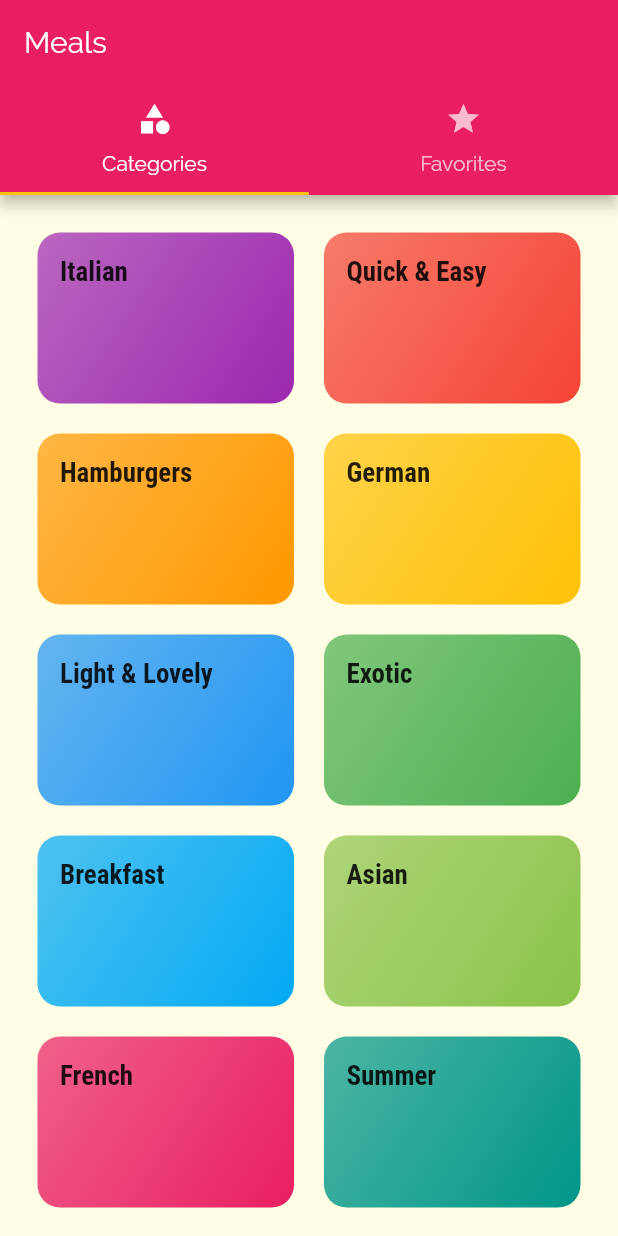
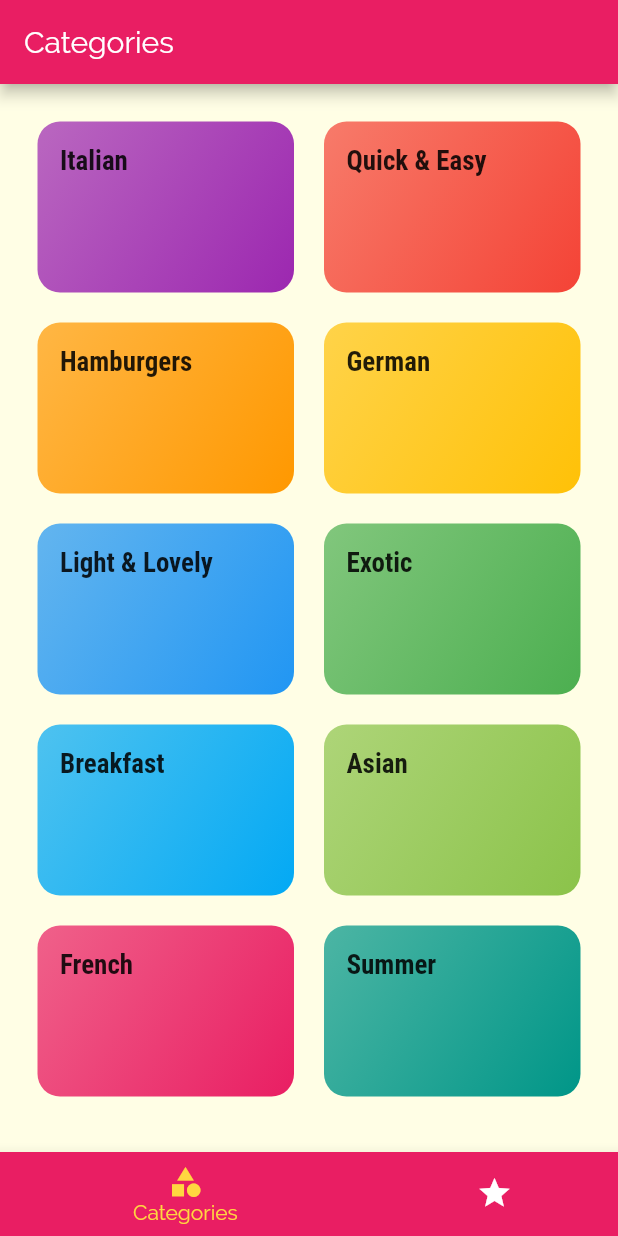
Before and after one commit to bigpel66/Flutter_Practice, a Flutter app: the screen it shows after launch, on a phone screen of 412 x 824 dp. Run offline on Flutter 3.47's test engine with Material 2 defaults, Android fonts, the phone set to English and light mode, and no system bars.

```diff
--- a/Udemy/Learn Flutter & Dart to Build iOS & Android Apps/Section 07/flutter_meals_app/lib/screens/tabs_screen.dart
+++ b/Udemy/Learn Flutter & Dart to Build iOS & Android Apps/Section 07/flutter_meals_app/lib/screens/tabs_screen.dart
@@ -8,32 +8,51 @@ class TabsScreen extends StatefulWidget {
 }
 
 class _TabsScreenState extends State<TabsScreen> {
+  List<Map<String, Object>> _pages = [
+    {
+      'page': CategoriesScreen(),
+      'title': 'Categories',
+    },
+    {
+      'page': FavoritesScreen(),
+      'title': 'Your Favorites',
+    },
+  ];
+
+  int _selectedPageIndex = 0;
+
+  void _selectPage(int index) {
+    setState(() {
+      _selectedPageIndex = index;
+    });
+  }
+
   @override
   Widget build(BuildContext context) {
-    return DefaultTabController(
-      length: 2,
-      child: Scaffold(
-        appBar: AppBar(
-          title: Text('Meals'),
-          bottom: TabBar(
-            tabs: <Widget>[
-              Tab(
-                icon: Icon(Icons.category),
-                text: 'Categories',
-              ),
-              Tab(
-                icon: Icon(Icons.star),
-                text: 'Favorites',
-              ),
-            ],
+    return Scaffold(
+      appBar: AppBar(
+        title: Text(_pages[_selectedPageIndex]['title']),
+      ),
+      body: _pages[_selectedPageIndex]['page'],
+      bottomNavigationBar: BottomNavigationBar(
+        onTap: (_) => _selectPage(_),
+        backgroundColor: Theme.of(context).primaryColor,
+        items: [
+          BottomNavigationBarItem(
+            backgroundColor: Theme.of(context).primaryColor,
+            icon: Icon(Icons.category),
+            title: Text('Categories'),
           ),
-        ),
-        body: TabBarView(
-          children: <Widget>[
-            CategoriesScreen(),
-            FavoritesScreen(),
-          ],
-        ),
+          BottomNavigationBarItem(
+            backgroundColor: Theme.of(context).primaryColor,
+            icon: Icon(Icons.star),
+            title: Text('Favorites'),
+          ),
+        ],
+        unselectedItemColor: Colors.white,
+        selectedItemColor: Colors.amberAccent,
+        currentIndex: _selectedPageIndex,
+        type: BottomNavigationBarType.shifting,
       ),
     );
   }
--- a/Udemy/Learn Flutter & Dart to Build iOS & Android Apps/Section 07/flutter_meals_app/lib/widgets/meal_detail_item.dart
+++ b/Udemy/Learn Flutter & Dart to Build iOS & Android Apps/Section 07/flutter_meals_app/lib/widgets/meal_detail_item.dart
@@ -33,7 +33,7 @@ class MealDetailItem extends StatelessWidget {
       margin: const EdgeInsets.all(10),
       padding: const EdgeInsets.all(10),
       height: 150,
-      width: 300,
+      width: 400,
       child: child,
     );
   }
```
